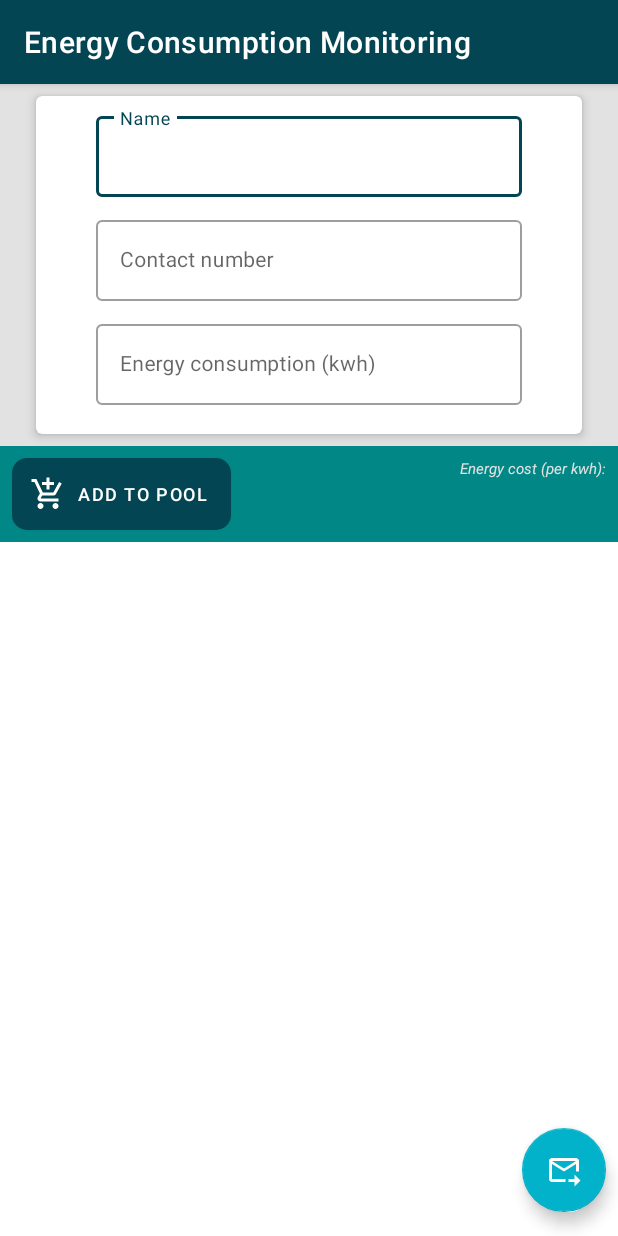
After one commit to theOfficial-IrvinGiL/Thesis-Auxiliary-Android-Application-_-Energy-Consumption-Monitoring, an Android app: the readingKWH_sendingSMS screen opened directly, with no data from a screen before it, on a phone screen of 412 x 824 dp. The commit adds this screen. Run offline under Robolectric (Android 15) with nearby library versions, the phone set to English and light mode, and no system bars.

Commit message:
made another activity and made the UI of that activity. Also made preparations for the send message activity

```diff
--- a/app/build.gradle
+++ b/app/build.gradle
@@ -40,7 +40,7 @@ dependencies {
     testImplementation 'junit:junit:4.+'
     androidTestImplementation 'androidx.test.ext:junit:1.1.3'
     androidTestImplementation 'androidx.test.espresso:espresso-core:3.4.0'
-    implementation 'com.google.android.material:material:<version>'
+    implementation 'com.google.android.material:material:1.1.0'
 
 
 }
--- /dev/null
+++ b/app/src/main/java/com/example/thesis_androidapplication/readingKWH_sendingSMS.java
@@ -0,0 +1,35 @@
+package com.example.thesis_androidapplication;
+
+import androidx.appcompat.app.AppCompatActivity;
+
+import android.content.Intent;
+import android.os.Bundle;
+import android.widget.EditText;
+import android.widget.TextView;
+
+public class readingKWH_sendingSMS extends AppCompatActivity {
+
+    /* initialized to be used for displaying the cost calculated from the last activity*/
+    protected TextView displayCost;
+
+    protected String reading_date;
+
+    @Override
+    protected void onCreate(Bundle savedInstanceState) {
+        super.onCreate(savedInstanceState);
+        setContentView(R.layout.activity_reading_kwh_sending_sms);
+
+        Intent intent = getIntent();
+        reading_date = intent.getStringExtra("reading_date");
+
+        displayCost = findViewById(R.id.display_cost_textview);
+        displayCost.setText(intent.getStringExtra("energy_cost"));
+
+//        reading_date.equals(getIntent().getExtras().getString("reading_date"));
+//
+
+
+
+
+    }
+}
--- a/app/src/main/java/com/example/thesis_androidapplication/update_energy.java
+++ b/app/src/main/java/com/example/thesis_androidapplication/update_energy.java
@@ -37,6 +37,9 @@ public class update_energy extends AppCompatActivity implements DatePickerDialog
     /*for number value format cause*/
     private static DecimalFormat df2 = new DecimalFormat("#.##");
 
+    /*declaration for getting the date value*/
+    EditText dateText;
+
     @Override
     protected void onCreate(Bundle savedInstanceState) {
         super.onCreate(savedInstanceState);
@@ -75,9 +78,24 @@ public class update_energy extends AppCompatActivity implements DatePickerDialog
                         double bill = Double.parseDouble(totalBill.getText().toString());
                         double energyConsumed = Double.parseDouble(totalKWH.getText().toString());
 
+                        dateText = findViewById(R.id.date_picker_dialog);
+
                         /*pass to calculate method*/
                         energyCost = calculateEnergyCost(bill, energyConsumed);
                         Snackbar.make(findViewById(android.R.id.content),"Cost calculated Successfully = " + df2.format(energyCost),Snackbar.LENGTH_SHORT).show();
+                        Intent thisIntent = new Intent(getApplicationContext(), readingKWH_sendingSMS.class);
+
+                        String cost = df2.format(energyCost), date = dateText.getText().toString().trim();
+
+                        /*set the intent information*/
+                        thisIntent.putExtra("energy_cost",cost);
+                        thisIntent.putExtra("reading_date", date);
+
+
+
+                        /*start the next activity*/
+                        startActivity(thisIntent);
+
                     } catch (Exception e){
                         Snackbar.make(findViewById(android.R.id.content),"Error encountered during calculation process!",Snackbar.LENGTH_SHORT).show();
                     }
--- a/app/src/main/res/drawable/general_button_design.xml
+++ b/app/src/main/res/drawable/general_button_design.xml
@@ -2,7 +2,7 @@
 <layer-list xmlns:android="http://schemas.android.com/apk/res/android">
 <item>
     <shape  android:shape="rectangle">
-        <solid android:color="@color/floatingactionbar_color"/>
+        <solid android:color="@color/design_default_color_secondary_variant"/>
         <corners android:radius="10dp"/>
     </shape>
 </item>
--- /dev/null
+++ b/app/src/main/res/drawable/ic_baseline_add_shopping_cart_24.xml
@@ -0,0 +1,5 @@
+<vector android:height="24dp" android:tint="#FFFFFF"
+    android:viewportHeight="24" android:viewportWidth="24"
+    android:width="24dp" xmlns:android="http://schemas.android.com/apk/res/android">
+    <path android:fillColor="@android:color/white" android:pathData="M11,9h2L13,6h3L16,4h-3L13,1h-2v3L8,4v2h3v3zM7,18c-1.1,0 -1.99,0.9 -1.99,2S5.9,22 7,22s2,-0.9 2,-2 -0.9,-2 -2,-2zM17,18c-1.1,0 -1.99,0.9 -1.99,2s0.89,2 1.99,2 2,-0.9 2,-2 -0.9,-2 -2,-2zM7.17,14.75l0.03,-0.12 0.9,-1.63h7.45c0.75,0 1.41,-0.41 1.75,-1.03l3.86,-7.01L19.42,4h-0.01l-1.1,2 -2.76,5L8.53,11l-0.13,-0.27L6.16,6l-0.95,-2 -0.94,-2L1,2v2h2l3.6,7.59 -1.35,2.45c-0.16,0.28 -0.25,0.61 -0.25,0.96 0,1.1 0.9,2 2,2h12v-2L7.42,15c-0.13,0 -0.25,-0.11 -0.25,-0.25z"/>
+</vector>
--- /dev/null
+++ b/app/src/main/res/drawable/ic_baseline_forward_to_inbox_24.xml
@@ -0,0 +1,5 @@
+<vector android:height="24dp" android:tint="#FFFFFF"
+    android:viewportHeight="24" android:viewportWidth="24"
+    android:width="24dp" xmlns:android="http://schemas.android.com/apk/res/android">
+    <path android:fillColor="@android:color/white" android:pathData="M20,4H4C2.9,4 2,4.9 2,6v12c0,1.1 0.9,2 2,2h9v-2H4V8l8,5l8,-5v5h2V6C22,4.9 21.1,4 20,4zM12,11L4,6h16L12,11zM19,15l4,4l-4,4v-3h-4v-2h4V15z"/>
+</vector>
--- /dev/null
+++ b/app/src/main/res/layout/activity_reading_kwh_sending_sms.xml
@@ -0,0 +1,192 @@
+<?xml version="1.0" encoding="utf-8"?>
+<androidx.constraintlayout.widget.ConstraintLayout xmlns:android="http://schemas.android.com/apk/res/android"
+    xmlns:app="http://schemas.android.com/apk/res-auto"
+    xmlns:tools="http://schemas.android.com/tools"
+    android:id="@+id/surface_constraint"
+    android:layout_width="match_parent"
+    android:layout_height="match_parent"
+    android:background="@color/custom_background"
+    tools:context=".readingKWH_sendingSMS">
+
+    <com.google.android.material.floatingactionbutton.FloatingActionButton
+        android:id="@+id/floatingActionButton"
+        android:layout_width="wrap_content"
+        android:layout_height="wrap_content"
+        android:layout_marginEnd="8dp"
+        android:layout_marginBottom="16dp"
+        android:clickable="true"
+        app:layout_constraintBottom_toBottomOf="parent"
+        app:layout_constraintEnd_toEndOf="parent"
+        app:layout_constraintTop_toBottomOf="@+id/constraintLayout"
+        app:layout_constraintVertical_bias="1.0"
+        app:srcCompat="@drawable/ic_baseline_forward_to_inbox_24"
+        tools:ignore="SpeakableTextPresentCheck" />
+
+    <androidx.constraintlayout.widget.ConstraintLayout
+        android:id="@+id/constraintLayout"
+        android:layout_width="0dp"
+        android:layout_height="wrap_content"
+        android:layout_marginTop="8dp"
+        android:background="@color/teal_700"
+        android:verticalScrollbarPosition="defaultPosition"
+        app:layout_constraintEnd_toEndOf="parent"
+        app:layout_constraintHorizontal_bias="0.0"
+        app:layout_constraintStart_toStartOf="parent"
+        app:layout_constraintTop_toBottomOf="@+id/materialCardView">
+
+        <Button
+            android:id="@+id/containedButton"
+            style="@style/Widget.MaterialComponents.Button.Icon"
+            android:layout_width="wrap_content"
+            android:layout_height="wrap_content"
+            android:layout_marginStart="8dp"
+            android:layout_marginTop="8dp"
+            android:layout_marginBottom="8dp"
+            android:background="@drawable/general_button_design"
+            android:text="add to pool"
+            android:textSize="12sp"
+            app:icon="@drawable/ic_baseline_add_shopping_cart_24"
+            app:layout_constraintBottom_toBottomOf="parent"
+            app:layout_constraintEnd_toEndOf="parent"
+            app:layout_constraintHorizontal_bias="0.0"
+            app:layout_constraintStart_toStartOf="parent"
+            app:layout_constraintTop_toTopOf="parent" />
+
+        <TextView
+            android:id="@+id/textView12"
+            android:layout_width="wrap_content"
+            android:layout_height="wrap_content"
+            android:layout_marginTop="8dp"
+            android:layout_marginEnd="8dp"
+            android:text="Energy cost (per kwh):"
+            android:textColor="@color/custom_background"
+            android:textSize="10sp"
+            android:textStyle="italic"
+            app:layout_constraintBottom_toBottomOf="parent"
+            app:layout_constraintEnd_toEndOf="parent"
+            app:layout_constraintTop_toTopOf="parent"
+            app:layout_constraintVertical_bias="0.0" />
+
+        <TextView
+            android:id="@+id/display_cost_textview"
+            android:layout_width="wrap_content"
+            android:layout_height="wrap_content"
+            android:layout_marginTop="4dp"
+            android:text="(TextView)"
+            android:textColor="@color/white"
+            android:textSize="20sp"
+            android:textStyle="bold"
+            app:layout_constraintBottom_toBottomOf="parent"
+            app:layout_constraintEnd_toEndOf="@+id/textView12"
+            app:layout_constraintTop_toBottomOf="@+id/textView12"
+            app:layout_constraintVertical_bias="0.0" />
+
+    </androidx.constraintlayout.widget.ConstraintLayout>
+
+    <com.google.android.material.card.MaterialCardView
+        android:id="@+id/materialCardView"
+        android:layout_width="0dp"
+        android:layout_height="225dp"
+        android:layout_marginStart="24dp"
+        android:layout_marginTop="8dp"
+        android:layout_marginEnd="24dp"
+        android:checkable="true"
+        android:clickable="true"
+        android:focusable="true"
+        app:cardElevation="4dp"
+        app:layout_constraintEnd_toEndOf="parent"
+        app:layout_constraintStart_toStartOf="parent"
+        app:layout_constraintTop_toTopOf="parent">
+
+        <androidx.constraintlayout.widget.ConstraintLayout
+            android:layout_width="match_parent"
+            android:layout_height="match_parent"
+            app:layout_constraintTop_toTopOf="parent">
+
+            <com.google.android.material.textfield.TextInputLayout
+                android:id="@+id/outlinedTextField"
+                style="@style/Widget.MaterialComponents.TextInputLayout.OutlinedBox"
+                android:layout_width="0dp"
+                android:layout_height="61dp"
+                android:layout_marginStart="40dp"
+                android:layout_marginTop="8dp"
+                android:layout_marginEnd="40dp"
+                android:hint="Name"
+                app:layout_constraintEnd_toEndOf="parent"
+                app:layout_constraintStart_toStartOf="parent"
+                app:layout_constraintTop_toTopOf="parent">
+
+                <com.google.android.material.textfield.TextInputEditText
+                    android:layout_width="match_parent"
+                    android:layout_height="wrap_content"
+                    android:textSize="14sp" />
+
+            </com.google.android.material.textfield.TextInputLayout>
+
+            <com.google.android.material.textfield.TextInputLayout
+                android:id="@+id/outlinedTextField2"
+
+                style="@style/Widget.MaterialComponents.TextInputLayout.OutlinedBox"
+                android:layout_width="0dp"
+                android:layout_height="61dp"
+                android:layout_marginStart="40dp"
+                android:layout_marginTop="8dp"
+                android:layout_marginEnd="40dp"
+                android:hint="Contact number"
+                app:layout_constraintEnd_toEndOf="parent"
+                app:layout_constraintStart_toStartOf="parent"
+                app:layout_constraintTop_toBottomOf="@+id/outlinedTextField">
+
+                <com.google.android.material.textfield.TextInputEditText
+                    android:layout_width="match_parent"
+                    android:layout_height="wrap_content"
+                    android:textSize="14sp" />
+
+            </com.google.android.material.textfield.TextInputLayout>
+
+            <com.google.android.material.textfield.TextInputLayout
+                android:id="@+id/outlinedTextField3"
+
+                style="@style/Widget.MaterialComponents.TextInputLayout.OutlinedBox"
+                android:layout_width="0dp"
+                android:layout_height="61dp"
+                android:layout_marginStart="40dp"
+                android:layout_marginTop="8dp"
+                android:layout_marginEnd="40dp"
+                android:hint="Energy consumption (kwh)"
+                app:layout_constraintEnd_toEndOf="parent"
+                app:layout_constraintStart_toStartOf="parent"
+                app:layout_constraintTop_toBottomOf="@+id/outlinedTextField2">
+
+                <com.google.android.material.textfield.TextInputEditText
+                    android:layout_width="match_parent"
+                    android:layout_height="wrap_content"
+                    android:textSize="14sp" />
+
+            </com.google.android.material.textfield.TextInputLayout>
+
+            <androidx.constraintlayout.widget.Guideline
+                android:id="@+id/guideline4"
+                android:layout_width="wrap_content"
+                android:layout_height="wrap_content"
+                android:orientation="horizontal"
+                app:layout_constraintGuide_begin="20dp" />
+
+        </androidx.constraintlayout.widget.ConstraintLayout>
+
+    </com.google.android.material.card.MaterialCardView>
+
+    <ListView
+        android:id="@+id/choose_contacts_toInclude_Listview"
+        android:layout_width="0dp"
+        android:layout_height="0dp"
+        android:background="@color/white"
+        app:layout_constraintBottom_toBottomOf="parent"
+        app:layout_constraintEnd_toEndOf="parent"
+        app:layout_constraintHorizontal_bias="0.0"
+        app:layout_constraintStart_toStartOf="parent"
+        app:layout_constraintTop_toBottomOf="@+id/constraintLayout"
+        app:layout_constraintVertical_bias="1.0" />
+
+
+</androidx.constraintlayout.widget.ConstraintLayout>
--- a/app/src/main/res/layout/activity_second.xml
+++ b/app/src/main/res/layout/activity_second.xml
@@ -28,7 +28,7 @@
         <LinearLayout
             android:layout_width="match_parent"
             android:layout_height="match_parent"
-            android:background="@color/floatingactionbar_color"
+            android:background="@color/design_default_color_secondary_variant"
             android:orientation="vertical"
             android:paddingBottom="10dp">
 
@@ -44,9 +44,9 @@
                 android:layout_width="match_parent"
                 android:layout_height="wrap_content"
                 android:layout_marginStart="16dp"
-                android:layout_marginTop="8dp"
+                android:layout_marginTop="16dp"
                 android:layout_marginEnd="16dp"
-                android:text="Update Enegy Consumption"
+                android:text="Update Energy Consumption"
                 android:textColor="@color/white"
                 android:textSize="24sp"
                 android:textStyle="bold" />
@@ -73,7 +73,7 @@
         <LinearLayout
             android:layout_width="match_parent"
             android:layout_height="match_parent"
-            android:background="@color/floatingactionbar_color"
+            android:background="@color/design_default_color_secondary_variant"
             android:orientation="vertical"
             android:paddingBottom="10dp">
 
--- a/app/src/main/res/values/colors.xml
+++ b/app/src/main/res/values/colors.xml
@@ -3,9 +3,10 @@
     <color name="purple_200">#FFBB86FC</color>
     <color name="actionbar_color">#044553</color>        //color for the action bar
     <color name="topbar">#001e2a</color>        //color for the top notification bar on top of the action bar
-    <color name="floatingactionbar_color">#007080</color>      //color for the floating action button background
+    <color name="floatingactionbar_color">#02B1CA</color>      //color for the floating action button background
     <color name="teal_700">#FF018786</color>
     <color name="black">#FFFCFC</color>         //color for the foreground of the floating action button
     <color name="white">#FFFFFFFF</color>       //color for the layout background
     <color name ="custom_background">#e1e2e1</color>  <!--custom color for background-->
+    <color name="custom_color_for_general_button">#007080</color> <!--custom color for general button theme-->
 </resources>
```
Also changed, not shown: app/src/main/AndroidManifest.xml (+5 -2 lines).
